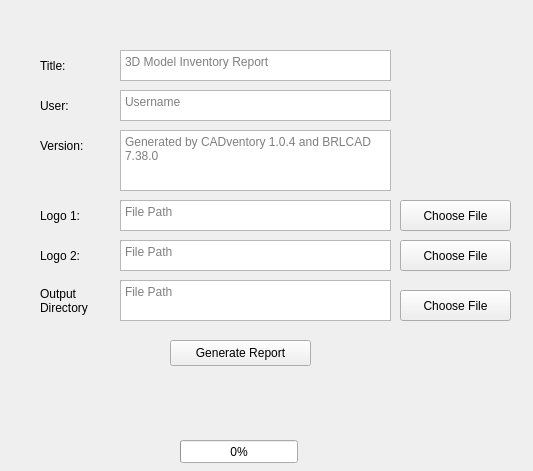
First picture: the form in src/reportgenerationwindow.ui, repository torfoes/cadventory, before the edit.
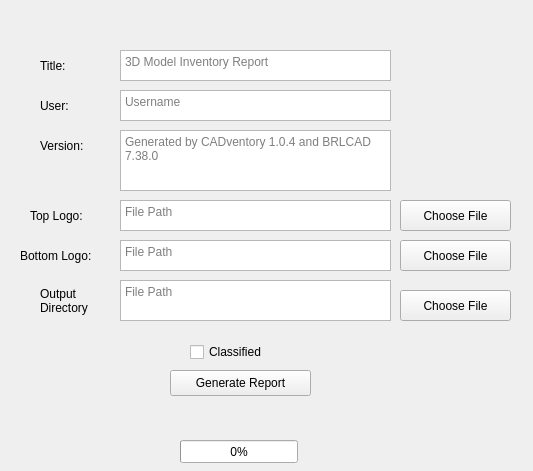
Second picture: the form after the edit.

Commit message: added qrc/brlcad logo default, classified button pre-report generation checking for working files

What changed in the file:
```diff
--- a/src/reportgenerationwindow.ui
+++ b/src/reportgenerationwindow.ui
@@ -103,14 +103,14 @@
   <widget class="QLabel" name="logo1_label">
    <property name="geometry">
     <rect>
-     <x>40</x>
+     <x>30</x>
      <y>200</y>
      <width>81</width>
      <height>31</height>
     </rect>
    </property>
    <property name="text">
-    <string>Logo 1:</string>
+    <string>Top Logo:</string>
    </property>
   </widget>
   <widget class="QTextEdit" name="logo2_textEdit">
@@ -132,14 +132,14 @@
   <widget class="QLabel" name="logo2_label">
    <property name="geometry">
     <rect>
-     <x>40</x>
+     <x>20</x>
      <y>240</y>
-     <width>81</width>
+     <width>101</width>
      <height>31</height>
     </rect>
    </property>
    <property name="text">
-    <string>Logo 2:</string>
+    <string>Bottom Logo:</string>
    </property>
   </widget>
   <widget class="QPushButton" name="logo2_pushButton">
@@ -188,7 +188,7 @@
    <property name="geometry">
     <rect>
      <x>170</x>
-     <y>340</y>
+     <y>370</y>
      <width>141</width>
      <height>26</height>
     </rect>
@@ -271,6 +271,19 @@
     <bool>true</bool>
    </property>
   </widget>
+  <widget class="QCheckBox" name="classified_CheckBox">
+   <property name="geometry">
+    <rect>
+     <x>190</x>
+     <y>340</y>
+     <width>92</width>
+     <height>24</height>
+    </rect>
+   </property>
+   <property name="text">
+    <string>Classified</string>
+   </property>
+  </widget>
  </widget>
  <resources/>
  <connections/>
```
The commit also changes 4 other files.
